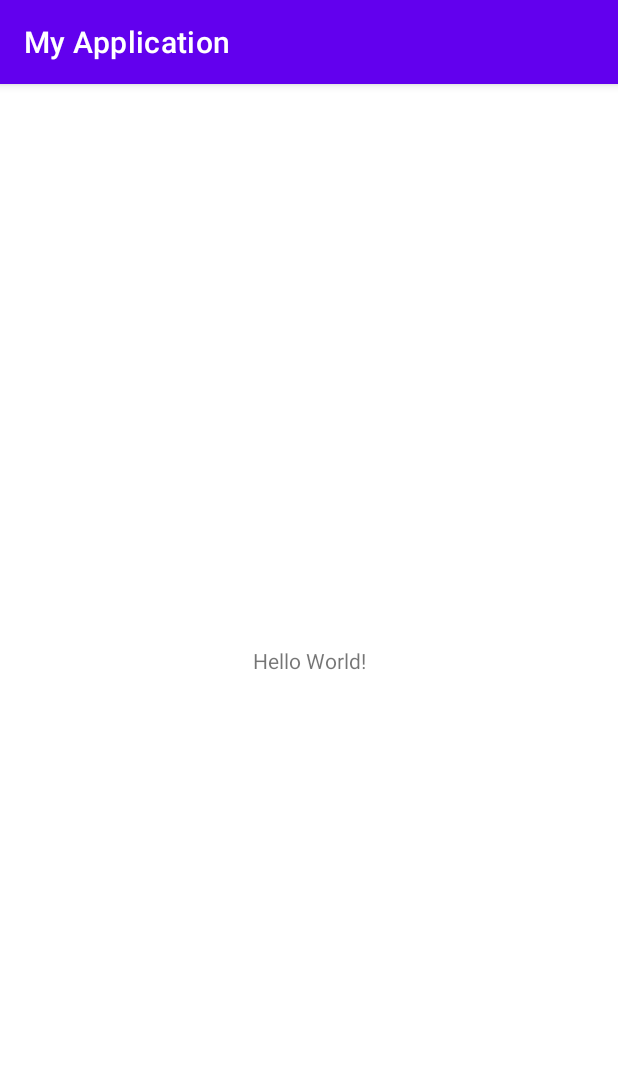
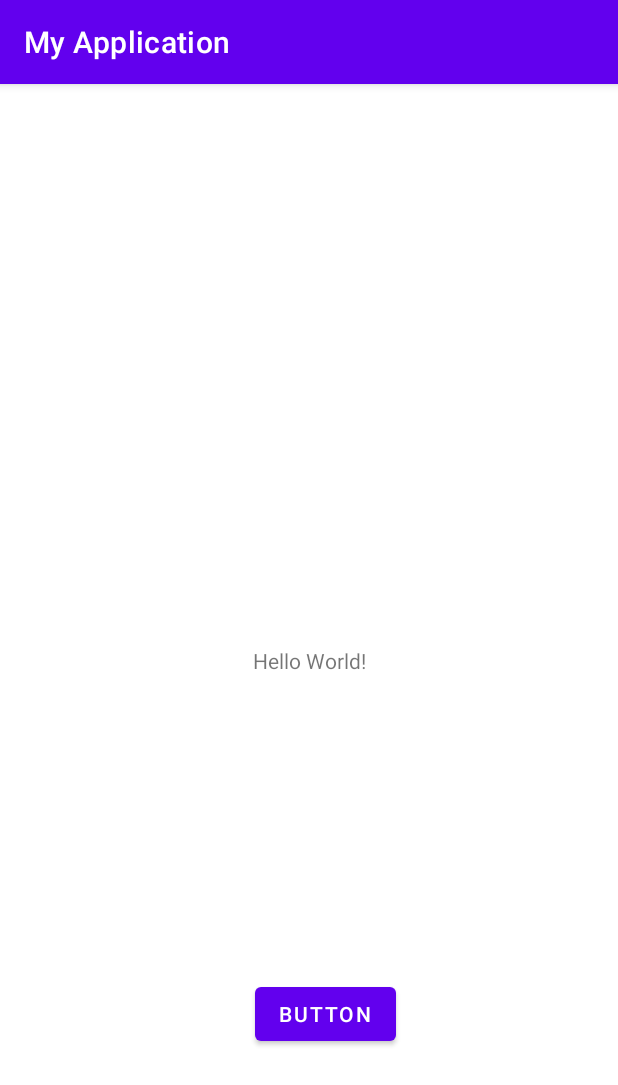
Before and after one commit to cristipiticul/asdfadsfa, an Android app: the screen it shows after launch (MainActivity), on a phone screen of 412 x 824 dp. Shown: the top 1085 px of the screen. Run offline under Robolectric (Android 15) with nearby library versions, the phone set to English and light mode, and no system bars.

Commit message:
Added another button

```diff
--- a/MyApplication/app/src/main/res/layout/activity_main.xml
+++ b/MyApplication/app/src/main/res/layout/activity_main.xml
@@ -15,4 +15,15 @@
         app:layout_constraintRight_toRightOf="parent"
         app:layout_constraintTop_toTopOf="parent" />
 
+    <Button
+        android:id="@+id/button2"
+        android:layout_width="wrap_content"
+        android:layout_height="wrap_content"
+        android:layout_marginEnd="148dp"
+        android:layout_marginRight="148dp"
+        android:layout_marginBottom="124dp"
+        android:text="Button"
+        app:layout_constraintBottom_toBottomOf="parent"
+        app:layout_constraintEnd_toEndOf="parent" />
+
 </androidx.constraintlayout.widget.ConstraintLayout>
```
